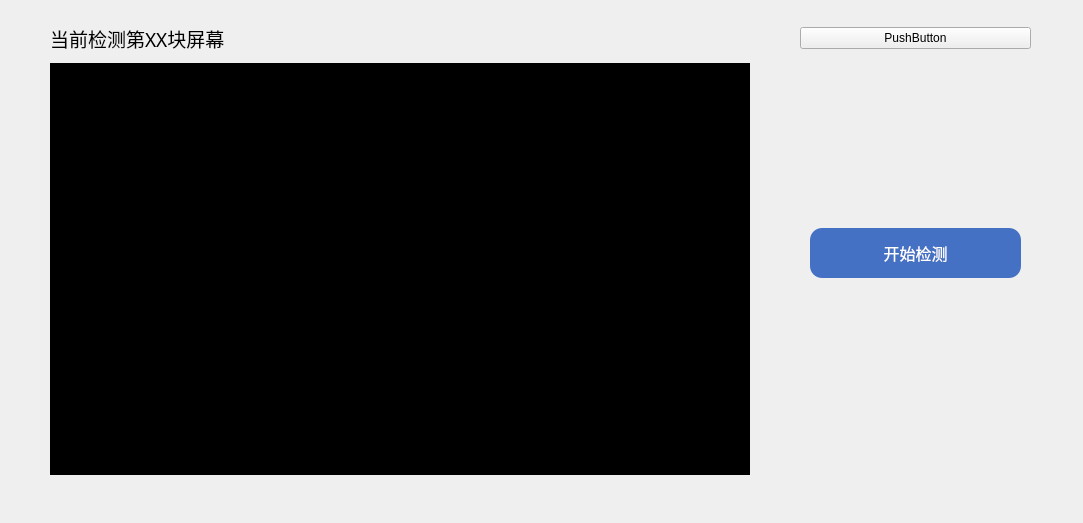
First picture: the form in main_page/screencheck.ui, repository jaueone/Magnetic, before the edit.
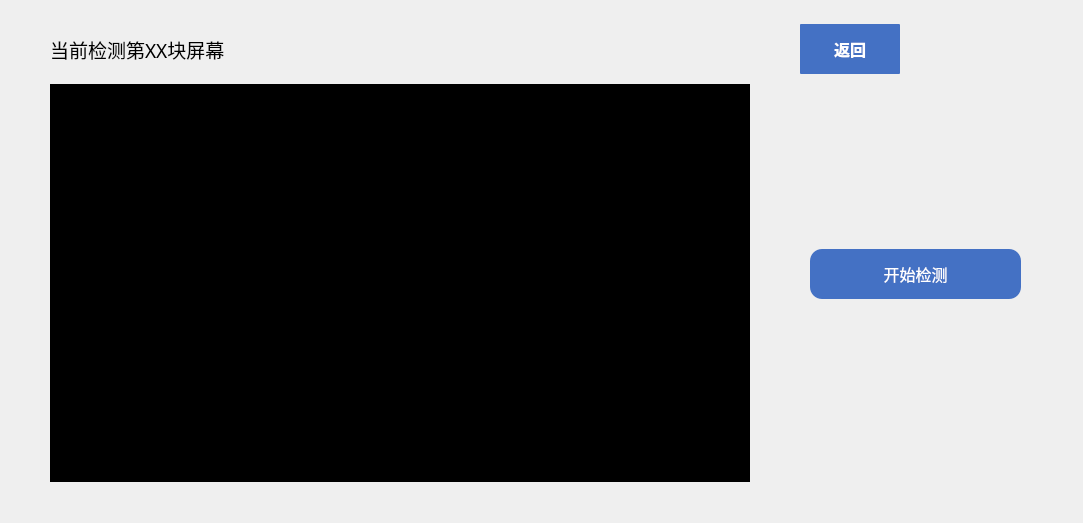
Second picture: the form after the edit. The open tabs and pages were chosen to show the change. Icons and pictures are not drawn.

Diff of the .ui file:
```diff
--- a/main_page/screencheck.ui
+++ b/main_page/screencheck.ui
@@ -19,7 +19,7 @@
      <x>0</x>
      <y>14</y>
      <width>1081</width>
-     <height>511</height>
+     <height>518</height>
     </rect>
    </property>
    <layout class="QGridLayout" name="gridLayout">
@@ -41,6 +41,49 @@
     <property name="verticalSpacing">
      <number>10</number>
     </property>
+    <item row="0" column="1">
+     <widget class="QPushButton" name="pushButton_4">
+      <property name="minimumSize">
+       <size>
+        <width>0</width>
+        <height>50</height>
+       </size>
+      </property>
+      <property name="maximumSize">
+       <size>
+        <width>100</width>
+        <height>50</height>
+       </size>
+      </property>
+      <property name="font">
+       <font>
+        <family>微软雅黑</family>
+        <pointsize>12</pointsize>
+        <weight>75</weight>
+        <bold>true</bold>
+       </font>
+      </property>
+      <property name="styleSheet">
+       <string notr="true">QPushButton{color:white;background-color: rgb(68, 113, 196);border-radius:1px}                               QPushButton::pressed{background-color: rgb(142, 170, 220);}</string>
+      </property>
+      <property name="text">
+       <string>返回</string>
+      </property>
+     </widget>
+    </item>
+    <item row="1" column="0">
+     <widget class="QGraphicsView" name="graphicsView">
+      <property name="minimumSize">
+       <size>
+        <width>700</width>
+        <height>0</height>
+       </size>
+      </property>
+      <property name="styleSheet">
+       <string notr="true">background-color: rgb(0, 0, 0);</string>
+      </property>
+     </widget>
+    </item>
     <item row="1" column="1">
      <widget class="QStackedWidget" name="stackedWidget">
       <property name="minimumSize">
@@ -319,13 +362,6 @@
       </property>
      </widget>
     </item>
-    <item row="0" column="1">
-     <widget class="QPushButton" name="pushButton_4">
-      <property name="text">
-       <string>PushButton</string>
-      </property>
-     </widget>
-    </item>
    </layout>
   </widget>
  </widget>
```
Left out of the diff: 15 changed lines with no effect on the pictures.
